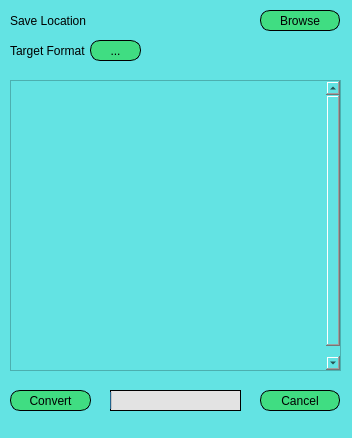
Above: qt_assets/mainwindow.ui from berkealgul/Convert-It before the change. Below: the same form after it.
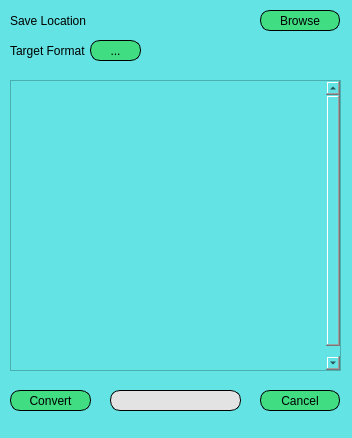
That is the form after the change.

Patch:
```diff
--- a/qt_assets/mainwindow.ui
+++ b/qt_assets/mainwindow.ui
@@ -90,11 +90,24 @@
      </rect>
     </property>
     <property name="styleSheet">
-     <string notr="true">background-color: #e3e3e3;
+     <string notr="true">
+QProgressBar {
+background-color: #e3e3e3;
 border-style: solid;
 border-color: black;
 border-width: 1px;
-</string>
+border-radius: 10px;
+
+}
+
+QProgressBar::chunk {
+     background-color: #40DD82;   
+	 border-bottom-right-radius:7.5px;
+    border-bottom-left-radius: 7.5px;
+ 	border-top-right-radius:7.5px;
+    border-top-left-radius: 7.5px;
+
+ }</string>
     </property>
     <property name="value">
      <number>0</number>
```
